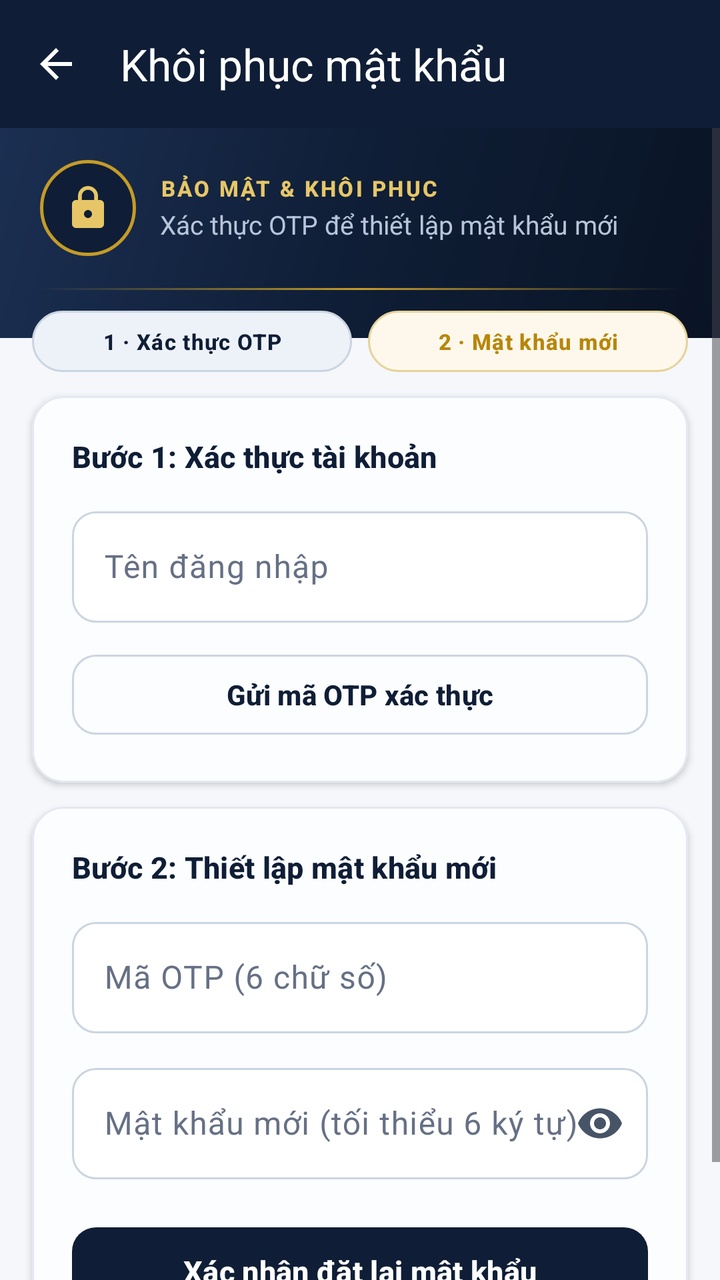
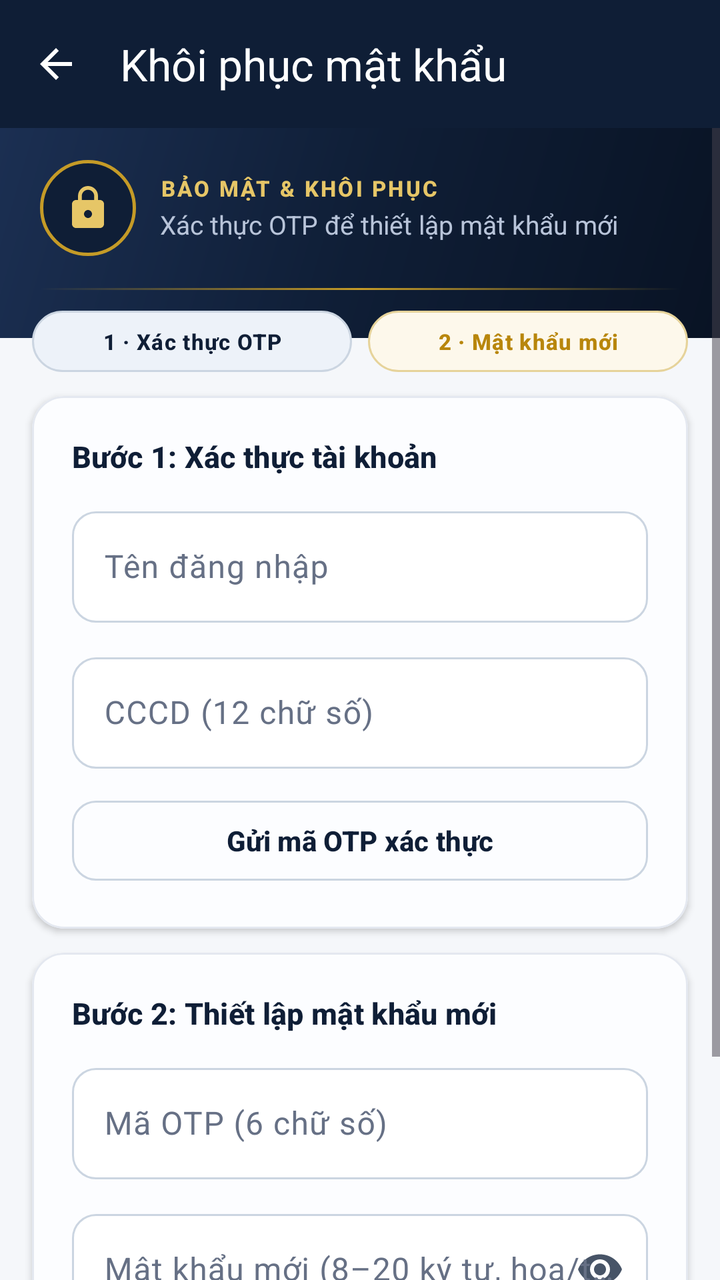

The first picture is an Android layout as it rendered before a commit; the second is the same layout after the commit. The layout source and the unified diff follow.
<!-- AndroidManifest.xml: application theme Theme.PHLBanking -->
<!-- res/layout/activity_forgot_password.xml -->
<?xml version="1.0" encoding="utf-8"?>
<LinearLayout xmlns:android="http://schemas.android.com/apk/res/android"
    xmlns:app="http://schemas.android.com/apk/res-auto"
    android:layout_width="match_parent"
    android:layout_height="match_parent"
    android:background="@color/phl_bg"
    android:orientation="vertical">

    <com.google.android.material.appbar.MaterialToolbar
        android:id="@+id/toolbarForgot"
        style="@style/Widget.PHL.Toolbar"
        android:layout_width="match_parent"
        android:layout_height="wrap_content"
        app:navigationIcon="@drawable/ic_arrow_back"
        app:navigationIconTint="@color/phl_white"
        app:title="Khôi phục mật khẩu" />

    <ScrollView
        android:layout_width="match_parent"
        android:layout_height="0dp"
        android:layout_weight="1"
        android:fillViewport="true">

        <LinearLayout
            android:layout_width="match_parent"
            android:layout_height="wrap_content"
            android:orientation="vertical"
            android:paddingBottom="@dimen/space_xl">

            
            <LinearLayout
                android:id="@+id/layoutForgotHero"
                android:layout_width="match_parent"
                android:layout_height="wrap_content"
                android:background="@drawable/bg_navy_hero"
                android:orientation="vertical"
                android:paddingStart="@dimen/space_lg"
                android:paddingTop="@dimen/space_base"
                android:paddingEnd="@dimen/space_lg"
                android:paddingBottom="@dimen/space_xl">

                <LinearLayout
                    android:layout_width="match_parent"
                    android:layout_height="wrap_content"
                    android:gravity="center_vertical"
                    android:orientation="horizontal">

                    <FrameLayout
                        android:layout_width="@dimen/avatar_size_md"
                        android:layout_height="@dimen/avatar_size_md"
                        android:background="@drawable/bg_navy_crest_circle">

                        <ImageView
                            android:layout_width="@dimen/icon_size_lg"
                            android:layout_height="@dimen/icon_size_lg"
                            android:layout_gravity="center"
                            android:contentDescription="@null"
                            android:src="@drawable/ic_lock"
                            app:tint="@color/phl_gold_light" />
                    </FrameLayout>

                    <LinearLayout
                        android:layout_width="0dp"
                        android:layout_height="wrap_content"
                        android:layout_marginStart="@dimen/space_md"
                        android:layout_weight="1"
                        android:orientation="vertical">

                        <TextView
                            style="@style/TextAppearance.PHL.Overline"
                            android:layout_width="wrap_content"
                            android:layout_height="wrap_content"
                            android:text="BẢO MẬT &amp; KHÔI PHỤC"
                            android:textColor="@color/phl_gold_light" />

                        <TextView
                            android:layout_width="wrap_content"
                            android:layout_height="wrap_content"
                            android:layout_marginTop="@dimen/space_xxs"
                            android:text="Xác thực OTP để thiết lập mật khẩu mới"
                            android:textColor="@color/phl_navy_on_dark_muted"
                            android:textSize="@dimen/text_body_md" />
                    </LinearLayout>
                </LinearLayout>

                <View
                    android:layout_width="match_parent"
                    android:layout_height="@dimen/hairline_height"
                    android:layout_marginTop="@dimen/space_base"
                    android:background="@drawable/bg_gold_hairline" />
            </LinearLayout>

            
            <LinearLayout
                android:id="@+id/layoutForgotSteps"
                android:layout_width="match_parent"
                android:layout_height="wrap_content"
                android:layout_marginStart="@dimen/space_base"
                android:layout_marginTop="-14dp"
                android:layout_marginEnd="@dimen/space_base"
                android:gravity="center_vertical"
                android:orientation="horizontal">

                <TextView
                    android:id="@+id/tvStepOtpBadge"
                    style="@style/TextAppearance.PHL.Pill"
                    android:layout_width="0dp"
                    android:layout_height="wrap_content"
                    android:layout_marginEnd="@dimen/space_sm"
                    android:layout_weight="1"
                    android:background="@drawable/bg_pill_navy"
                    android:gravity="center"
                    android:paddingStart="@dimen/space_md"
                    android:paddingTop="@dimen/space_sm"
                    android:paddingEnd="@dimen/space_md"
                    android:paddingBottom="@dimen/space_sm"
                    android:text="1 · Xác thực OTP"
                    android:textColor="@color/phl_navy" />

                <TextView
                    android:id="@+id/tvStepResetBadge"
                    style="@style/TextAppearance.PHL.Pill"
                    android:layout_width="0dp"
                    android:layout_height="wrap_content"
                    android:layout_weight="1"
                    android:background="@drawable/bg_pill_gold"
                    android:gravity="center"
                    android:paddingStart="@dimen/space_md"
                    android:paddingTop="@dimen/space_sm"
                    android:paddingEnd="@dimen/space_md"
                    android:paddingBottom="@dimen/space_sm"
                    android:text="2 · Mật khẩu mới"
                    android:textColor="@color/phl_gold" />
            </LinearLayout>

            
            <TextView
                android:id="@+id/tvForgotFeedback"
                android:layout_width="match_parent"
                android:layout_height="wrap_content"
                android:layout_marginStart="@dimen/space_base"
                android:layout_marginTop="@dimen/space_md"
                android:layout_marginEnd="@dimen/space_base"
                android:background="@drawable/bg_m2_success_banner"
                android:paddingStart="@dimen/space_md"
                android:paddingTop="@dimen/space_sm"
                android:paddingEnd="@dimen/space_md"
                android:paddingBottom="@dimen/space_sm"
                android:textColor="@color/phl_emerald_dark"
                android:textSize="@dimen/text_body_md"
                android:visibility="gone" />

            
            <com.google.android.material.card.MaterialCardView
                android:id="@+id/cardForgotStep1"
                style="@style/Widget.PHL.Card.Elevated"
                android:layout_width="match_parent"
                android:layout_height="wrap_content"
                android:layout_marginStart="@dimen/space_base"
                android:layout_marginTop="@dimen/space_md"
                android:layout_marginEnd="@dimen/space_base">

                <LinearLayout
                    android:layout_width="match_parent"
                    android:layout_height="wrap_content"
                    android:orientation="vertical"
                    android:padding="@dimen/space_lg">

                    <TextView
                        style="@style/TextAppearance.PHL.CardTitle"
                        android:layout_width="wrap_content"
                        android:layout_height="wrap_content"
                        android:text="Bước 1: Xác thực tài khoản" />

                    <com.google.android.material.textfield.TextInputLayout
                        style="@style/Widget.PHL.TextInputLayout"
                        android:layout_width="match_parent"
                        android:layout_height="wrap_content"
                        android:layout_marginTop="@dimen/space_md"
                        android:hint="@string/label_username">

                        <com.google.android.material.textfield.TextInputEditText
                            android:id="@+id/edtForgotUser"
                            android:layout_width="match_parent"
                            android:layout_height="wrap_content"
                            android:imeOptions="actionNext"
                            android:inputType="text"
                            android:singleLine="true" />
                    </com.google.android.material.textfield.TextInputLayout>

                    <com.google.android.material.button.MaterialButton
                        android:id="@+id/btnRequestOtp"
                        style="@style/Widget.PHL.Button.Outlined"
                        android:layout_width="match_parent"
                        android:layout_height="wrap_content"
                        android:layout_marginTop="@dimen/space_md"
                        android:text="Gửi mã OTP xác thực" />

                    <ProgressBar
                        android:id="@+id/progressForgotOtp"
                        android:layout_width="24dp"
                        android:layout_height="24dp"
                        android:layout_gravity="center_horizontal"
                        android:layout_marginTop="@dimen/space_sm"
                        android:indeterminateTint="@color/phl_navy"
                        android:indeterminateTintMode="src_in"
                        android:visibility="gone" />
                </LinearLayout>
            </com.google.android.material.card.MaterialCardView>

            
            <com.google.android.material.card.MaterialCardView
                android:id="@+id/cardForgotStep2"
                style="@style/Widget.PHL.Card.Elevated"
                android:layout_width="match_parent"
                android:layout_height="wrap_content"
                android:layout_marginStart="@dimen/space_base"
                android:layout_marginTop="@dimen/space_md"
                android:layout_marginEnd="@dimen/space_base">

                <LinearLayout
                    android:layout_width="match_parent"
                    android:layout_height="wrap_content"
                    android:orientation="vertical"
                    android:padding="@dimen/space_lg">

                    <TextView
                        style="@style/TextAppearance.PHL.CardTitle"
                        android:layout_width="wrap_content"
                        android:layout_height="wrap_content"
                        android:text="Bước 2: Thiết lập mật khẩu mới" />

                    <com.google.android.material.textfield.TextInputLayout
                        style="@style/Widget.PHL.TextInputLayout"
                        android:layout_width="match_parent"
                        android:layout_height="wrap_content"
                        android:layout_marginTop="@dimen/space_md"
                        android:hint="Mã OTP (6 chữ số)">

                        <com.google.android.material.textfield.TextInputEditText
                            android:id="@+id/edtForgotOtp"
                            android:layout_width="match_parent"
                            android:layout_height="wrap_content"
                            android:fontFeatureSettings="tnum"
                            android:imeOptions="actionNext"
                            android:inputType="number"
                            android:maxLength="6" />
                    </com.google.android.material.textfield.TextInputLayout>

                    <com.google.android.material.textfield.TextInputLayout
                        style="@style/Widget.PHL.TextInputLayout"
                        android:layout_width="match_parent"
                        android:layout_height="wrap_content"
                        android:layout_marginTop="@dimen/space_md"
                        android:hint="Mật khẩu mới (tối thiểu 6 ký tự)"
                        app:endIconMode="password_toggle">

                        <com.google.android.material.textfield.TextInputEditText
                            android:id="@+id/edtForgotNewPass"
                            android:layout_width="match_parent"
                            android:layout_height="wrap_content"
                            android:imeOptions="actionDone"
                            android:inputType="textPassword" />
                    </com.google.android.material.textfield.TextInputLayout>

                    <com.google.android.material.button.MaterialButton
                        android:id="@+id/btnConfirmReset"
                        style="@style/Widget.PHL.Button.Primary"
                        android:layout_width="match_parent"
                        android:layout_height="wrap_content"
                        android:layout_marginTop="@dimen/space_lg"
                        android:text="Xác nhận đặt lại mật khẩu" />

                    <ProgressBar
                        android:id="@+id/progressForgotReset"
                        android:layout_width="24dp"
                        android:layout_height="24dp"
                        android:layout_gravity="center_horizontal"
                        android:layout_marginTop="@dimen/space_sm"
                        android:indeterminateTint="@color/phl_navy"
                        android:indeterminateTintMode="src_in"
                        android:visibility="gone" />
                </LinearLayout>
            </com.google.android.material.card.MaterialCardView>
        </LinearLayout>
    </ScrollView>
</LinearLayout>
<!-- resources referenced by this layout -->
<resources>
  <color name="phl_bg">#F5F7FA</color>
  <color name="phl_emerald_dark">#077A54</color>
  <color name="phl_gold">#B8860B</color>
  <color name="phl_gold_light">#E6C667</color>
  <color name="phl_navy">#0F1E36</color>
  <color name="phl_navy_on_dark_muted">#B8C4D9</color>
  <color name="phl_white">#FFFFFF</color>
  <dimen name="avatar_size_md">48dp</dimen>
  <dimen name="hairline_height">1dp</dimen>
  <dimen name="icon_size_lg">24dp</dimen>
  <dimen name="space_base">16dp</dimen>
  <dimen name="space_lg">20dp</dimen>
  <dimen name="space_md">12dp</dimen>
  <dimen name="space_sm">8dp</dimen>
  <dimen name="space_xl">24dp</dimen>
  <dimen name="space_xxs">2dp</dimen>
  <dimen name="text_body_md">13sp</dimen>
  <!-- drawable bg_navy_crest_circle (drawable) -->
  <?xml version="1.0" encoding="utf-8"?>
  <shape xmlns:android="http://schemas.android.com/apk/res/android"
      android:shape="oval">
      <solid android:color="@color/phl_navy" />
      <stroke
          android:width="1.5dp"
          android:color="@color/phl_gold_soft" />
  </shape>
  <string name="label_username">Tên đăng nhập</string>
  <style name="TextAppearance.PHL.CardTitle" parent="TextAppearance.Material3.TitleSmall">
          <item name="android:textSize">@dimen/text_subtitle</item>
          <item name="android:textStyle">bold</item>
          <item name="android:textColor">@color/phl_navy</item>
      </style>
  <style name="Widget.PHL.Card.Elevated" parent="Widget.PHL.Card">
          <item name="cardBackgroundColor">@color/phl_surface_elevated</item>
          <item name="cardElevation">@dimen/elevation_card</item>
      </style>
  <color name="phl_gold_soft">#C59B27</color>
  <color name="phl_emerald_tint">#ECFDF5</color>
  <dimen name="radius_md">12dp</dimen>
  <dimen name="stroke_hairline">1dp</dimen>
  <color name="phl_emerald_stroke">#A7F3D0</color>
  <color name="phl_navy_soft">#1B2F52</color>
  <color name="phl_navy_dark">#091324</color>
  <color name="phl_gold_tint">#FDF8EB</color>
  <dimen name="radius_pill">999dp</dimen>
  <color name="phl_gold_stroke">#E6D39A</color>
  <color name="phl_navy_tint">#EDF2F9</color>
  <color name="phl_border_strong">#CBD5E1</color>
  <dimen name="text_subtitle">15sp</dimen>
  <dimen name="text_caption">11sp</dimen>
  <dimen name="btn_height_secondary">48dp</dimen>
  <color name="phl_ripple_light">#1A0F1E36</color>
  <dimen name="btn_height_primary">52dp</dimen>
  <color name="phl_ripple_dark">#26FFFFFF</color>
  <color name="phl_surface_elevated">#FCFDFF</color>
  <dimen name="elevation_card">2dp</dimen>
  <dimen name="stroke_medium">1.5dp</dimen>
  <color name="phl_surface">#FFFFFF</color>
  <color name="phl_text_muted">#667085</color>
  <color name="phl_emerald">#0E9F6E</color>
  <color name="phl_text_primary">#101828</color>
  <color name="phl_surface_subtle">#F8FAFC</color>
  <color name="phl_text_secondary">#475467</color>
  <color name="phl_border">#E4E8F0</color>
  <color name="phl_divider">#EAECF0</color>
  <color name="phl_danger">#D92D20</color>
  <color name="phl_danger_tint">#FEF3F2</color>
  <style name="ThemeOverlay.PHL.BottomSheetDialog" parent="ThemeOverlay.Material3.BottomSheetDialog">
          <item name="bottomSheetStyle">@style/Widget.PHL.BottomSheet.Modal</item>
          <item name="colorSurface">@color/phl_surface</item>
          <item name="colorSurfaceContainerLow">@color/phl_surface</item>
      </style>
  <dimen name="radius_lg">16dp</dimen>
  <dimen name="elevation_subtle">1dp</dimen>
  <style name="Widget.PHL.BottomSheet.Modal" parent="Widget.Material3.BottomSheet.Modal">
          <item name="backgroundTint">@color/phl_surface</item>
          <item name="shapeAppearanceOverlay">@style/ShapeAppearance.PHL.BottomSheet</item>
      </style>
  <style name="ShapeAppearance.PHL.Dialog" parent="">
          <item name="cornerFamily">rounded</item>
          <item name="cornerSize">@dimen/radius_xl</item>
      </style>
  <dimen name="radius_xl">20dp</dimen>
  <dimen name="radius_xxl">24dp</dimen>
  <!-- unchanged entries left out for length: 17 -->
</resources>

<!-- the commit's change to res/layout/activity_forgot_password.xml (unified diff, before → after) -->
@@ -188,6 +188,24 @@
                             android:singleLine="true" />
                     </com.google.android.material.textfield.TextInputLayout>
 
+                    <com.google.android.material.textfield.TextInputLayout
+                        style="@style/Widget.PHL.TextInputLayout"
+                        android:layout_width="match_parent"
+                        android:layout_height="wrap_content"
+                        android:layout_marginTop="@dimen/space_md"
+                        android:hint="CCCD (12 chữ số)">
+
+                        <com.google.android.material.textfield.TextInputEditText
+                            android:id="@+id/edtForgotIdCard"
+                            android:layout_width="match_parent"
+                            android:layout_height="wrap_content"
+                            android:fontFeatureSettings="tnum"
+                            android:imeOptions="actionDone"
+                            android:inputType="number"
+                            android:maxLength="12"
+                            android:singleLine="true" />
+                    </com.google.android.material.textfield.TextInputLayout>
+
                     <com.google.android.material.button.MaterialButton
                         android:id="@+id/btnRequestOtp"
                         style="@style/Widget.PHL.Button.Outlined"
@@ -230,6 +248,20 @@
                         android:layout_height="wrap_content"
                         android:text="Bước 2: Thiết lập mật khẩu mới" />
 
+                    <TextView
+                        android:id="@+id/tvOtpBanner"
+                        android:layout_width="match_parent"
+                        android:layout_height="wrap_content"
+                        android:layout_marginTop="@dimen/space_md"
+                        android:background="@drawable/bg_m2_success_banner"
+                        android:paddingStart="@dimen/space_md"
+                        android:paddingTop="@dimen/space_sm"
+                        android:paddingEnd="@dimen/space_md"
+                        android:paddingBottom="@dimen/space_sm"
+                        android:textColor="@color/phl_emerald_dark"
+                        android:textSize="@dimen/text_body_md"
+                        android:visibility="gone" />
+
                     <com.google.android.material.textfield.TextInputLayout
                         style="@style/Widget.PHL.TextInputLayout"
                         android:layout_width="match_parent"
@@ -252,7 +284,7 @@
                         android:layout_width="match_parent"
                         android:layout_height="wrap_content"
                         android:layout_marginTop="@dimen/space_md"
-                        android:hint="Mật khẩu mới (tối thiểu 6 ký tự)"
+                        android:hint="Mật khẩu mới (8–20 ký tự, hoa/thường/số/ký tự đặc biệt)"
                         app:endIconMode="password_toggle">
 
                         <com.google.android.material.textfield.TextInputEditText
@@ -260,7 +292,8 @@
                             android:layout_width="match_parent"
                             android:layout_height="wrap_content"
                             android:imeOptions="actionDone"
-                            android:inputType="textPassword" />
+                            android:inputType="textPassword"
+                            android:maxLength="20" />
                     </com.google.android.material.textfield.TextInputLayout>
 
                     <com.google.android.material.button.MaterialButton
